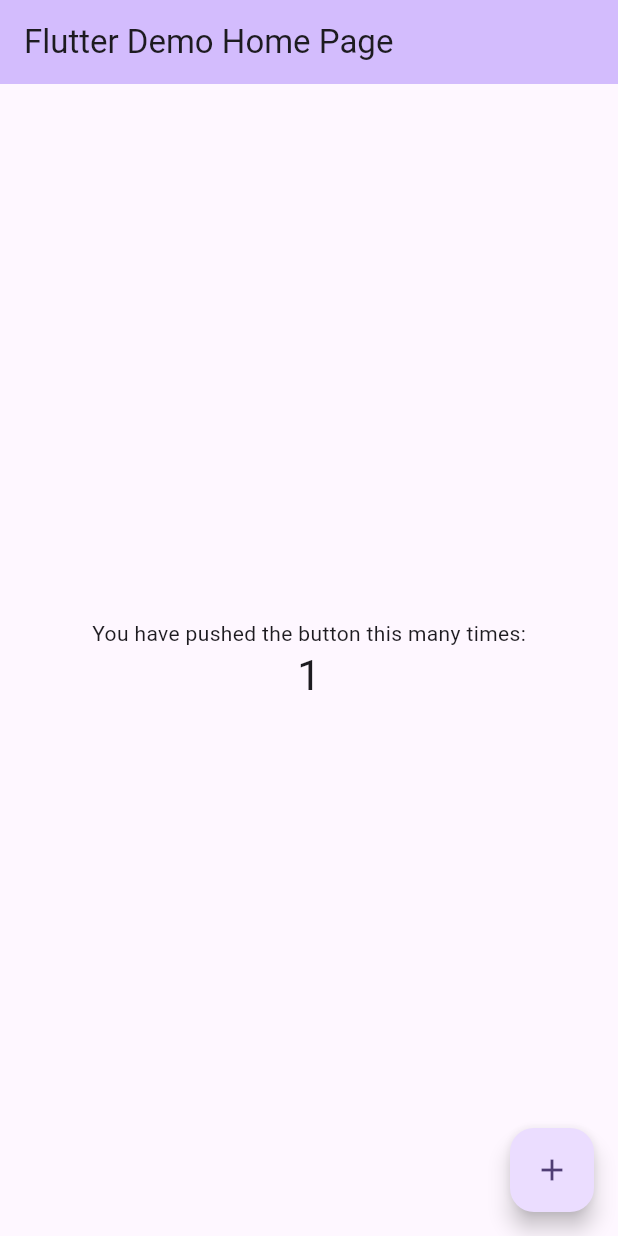
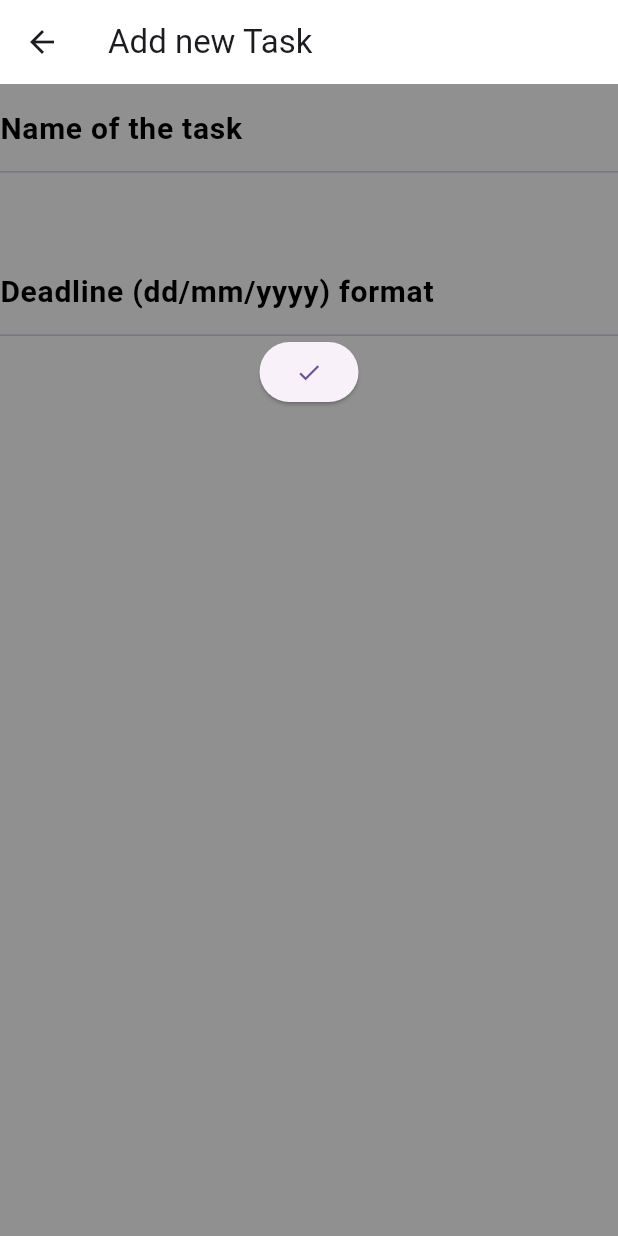
Before and after one commit to VasantatiChitraksh/App-Development, a Flutter app: the screen it shows after launch, after a tap on the "add" icon, on a phone screen of 412 x 824 dp. Run offline on Flutter 3.47's test engine with Material 3 defaults, Android fonts, the phone set to English and light mode, and no system bars; our stand-ins replace cloud_firestore, firebase_core; accounts and stored records are empty.

Commit message:
Updated Demo

```diff
--- /dev/null
+++ b/tasks/lib/form.dart
@@ -0,0 +1,78 @@
+import 'package:flutter/foundation.dart';
+import 'package:flutter/material.dart';
+import 'package:flutter/widgets.dart';
+import 'package:cloud_firestore/cloud_firestore.dart';
+
+class form extends StatelessWidget {
+  const form({super.key});
+
+  @override
+  Widget build(BuildContext context) {
+    final TextEditingController _tasknameController = TextEditingController();
+    final FirebaseFirestore _firestore = FirebaseFirestore.instance;
+    final TextEditingController _dateController = TextEditingController();
+
+    Future<void> _saveTasks(String taskname, String date) async {
+      print('Saving task: $taskname with date: $date');
+      try {
+        await _firestore
+            .collection('tasks')
+            .add({'taskname': taskname, 'date': date});
+        print("Data Saved");
+      } catch (e) {
+        print("Error Occurred $e");
+      }
+    }
+
+    return Scaffold(
+      backgroundColor: const Color.fromARGB(255, 144, 144, 144),
+      appBar: AppBar(
+        title: Text("Add new Task"),
+        backgroundColor: Colors.white,
+      ),
+      body: Stack(
+        children: [
+          SingleChildScrollView(
+            child: Column(
+              children: [
+                TextField(
+                  controller: _tasknameController,
+                  style: const TextStyle(color: Colors.black),
+                  decoration: InputDecoration(
+                      label: Text("Name of the task"),
+                      labelStyle: TextStyle(
+                          color: Colors.black,
+                          fontSize: 20,
+                          fontWeight: FontWeight.bold)),
+                ),
+                SizedBox(
+                  height: 50,
+                ),
+                TextField(
+                  controller: _dateController,
+                  style: const TextStyle(color: Colors.black),
+                  decoration: InputDecoration(
+                      label: Text("Deadline (dd/mm/yyyy) format"),
+                      labelStyle: TextStyle(
+                          color: Colors.black,
+                          fontSize: 20,
+                          fontWeight: FontWeight.bold)),
+                ),
+                ElevatedButton(
+                  onPressed: () async {
+                    await _saveTasks(
+                        _tasknameController.text, _dateController.text);
+                    ScaffoldMessenger.of(context).showSnackBar(const SnackBar(
+                        content: Text("Data Saved Successfully")));
+                    Navigator.pushNamed(context, '/tasks');
+                  },
+                  child: Icon(Icons.check),
+                ),
+              ],
+            ),
+          )
+        ],
+      ),
+    );
+  }
+}
--- a/tasks/lib/main.dart
+++ b/tasks/lib/main.dart
@@ -1,130 +1,36 @@
 import 'package:firebase_core/firebase_core.dart';
 import 'package:flutter/material.dart';
 import 'package:tasks/firebase_options.dart';
+import 'package:tasks/task.dart';
+import 'package:tasks/form.dart';
 
-Future<void> main() async {
-  await Firebase.initializeApp(
-    options: DefaultFirebaseOptions.currentPlatform,
-  );
-  runApp(const MyApp());
+void main() async {
+  WidgetsFlutterBinding.ensureInitialized();
+  try {
+    await Firebase.initializeApp(
+        options: DefaultFirebaseOptions.currentPlatform);
+  } finally {
+    runApp(const MyApp());
+  }
 }
 
 class MyApp extends StatelessWidget {
   const MyApp({super.key});
 
-  // This widget is the root of your application.
   @override
   Widget build(BuildContext context) {
     return MaterialApp(
       title: 'Flutter Demo',
+      debugShowCheckedModeBanner: false,
       theme: ThemeData(
-        // This is the theme of your application.
-        //
-        // TRY THIS: Try running your application with "flutter run". You'll see
-        // the application has a purple toolbar. Then, without quitting the app,
-        // try changing the seedColor in the colorScheme below to Colors.green
-        // and then invoke "hot reload" (save your changes or press the "hot
-        // reload" button in a Flutter-supported IDE, or press "r" if you used
-        // the command line to start the app).
-        //
-        // Notice that the counter didn't reset back to zero; the application
-        // state is not lost during the reload. To reset the state, use hot
-        // restart instead.
-        //
-        // This works for code too, not just values: Most code changes can be
-        // tested with just a hot reload.
         colorScheme: ColorScheme.fromSeed(seedColor: Colors.deepPurple),
         useMaterial3: true,
       ),
-      home: const MyHomePage(title: 'Flutter Demo Home Page'),
+      initialRoute: '/tasks',
+      routes: {
+        '/tasks': (BuildContext context) => const Task(),
+        '/form': (BuildContext context) => const form(),
+      },
     );
   }
 }
-
-class MyHomePage extends StatefulWidget {
-  const MyHomePage({super.key, required this.title});
-
-  // This widget is the home page of your application. It is stateful, meaning
-  // that it has a State object (defined below) that contains fields that affect
-  // how it looks.
-
-  // This class is the configuration for the state. It holds the values (in this
-  // case the title) provided by the parent (in this case the App widget) and
-  // used by the build method of the State. Fields in a Widget subclass are
-  // always marked "final".
-
-  final String title;
-
-  @override
-  State<MyHomePage> createState() => _MyHomePageState();
-}
-
-class _MyHomePageState extends State<MyHomePage> {
-  int _counter = 0;
-
-  void _incrementCounter() {
-    setState(() {
-      // This call to setState tells the Flutter framework that something has
-      // changed in this State, which causes it to rerun the build method below
-      // so that the display can reflect the updated values. If we changed
-      // _counter without calling setState(), then the build method would not be
-      // called again, and so nothing would appear to happen.
-      _counter++;
-    });
-  }
-
-  @override
-  Widget build(BuildContext context) {
-    // This method is rerun every time setState is called, for instance as done
-    // by the _incrementCounter method above.
-    //
-    // The Flutter framework has been optimized to make rerunning build methods
-    // fast, so that you can just rebuild anything that needs updating rather
-    // than having to individually change instances of widgets.
-    return Scaffold(
-      appBar: AppBar(
-        // TRY THIS: Try changing the color here to a specific color (to
-        // Colors.amber, perhaps?) and trigger a hot reload to see the AppBar
-        // change color while the other colors stay the same.
-        backgroundColor: Theme.of(context).colorScheme.inversePrimary,
-        // Here we take the value from the MyHomePage object that was created by
-        // the App.build method, and use it to set our appbar title.
-        title: Text(widget.title),
-      ),
-      body: Center(
-        // Center is a layout widget. It takes a single child and positions it
-        // in the middle of the parent.
-        child: Column(
-          // Column is also a layout widget. It takes a list of children and
-          // arranges them vertically. By default, it sizes itself to fit its
-          // children horizontally, and tries to be as tall as its parent.
-          //
-          // Column has various properties to control how it sizes itself and
-          // how it positions its children. Here we use mainAxisAlignment to
-          // center the children vertically; the main axis here is the vertical
-          // axis because Columns are vertical (the cross axis would be
-          // horizontal).
-          //
-          // TRY THIS: Invoke "debug painting" (choose the "Toggle Debug Paint"
-          // action in the IDE, or press "p" in the console), to see the
-          // wireframe for each widget.
-          mainAxisAlignment: MainAxisAlignment.center,
-          children: <Widget>[
-            const Text(
-              'You have pushed the button this many times:',
-            ),
-            Text(
-              '$_counter',
-              style: Theme.of(context).textTheme.headlineMedium,
-            ),
-          ],
-        ),
-      ),
-      floatingActionButton: FloatingActionButton(
-        onPressed: _incrementCounter,
-        tooltip: 'Increment',
-        child: const Icon(Icons.add),
-      ), // This trailing comma makes auto-formatting nicer for build methods.
-    );
-  }
-}
--- /dev/null
+++ b/tasks/lib/task.dart
@@ -0,0 +1,123 @@
+import 'package:cloud_firestore/cloud_firestore.dart';
+import 'package:flutter/material.dart';
+
+class Task extends StatefulWidget {
+  const Task({super.key});
+
+  @override
+  _TaskState createState() => _TaskState();
+}
+
+class _TaskState extends State<Task> {
+  List<Map<String, String>> tasks = [];
+  bool isLoading = true;
+
+  @override
+  void initState() {
+    super.initState();
+    getTasks();
+  }
+
+  Future<void> getTasks() async {
+    CollectionReference tasksCollection =
+        FirebaseFirestore.instance.collection('tasks');
+    QuerySnapshot querySnapshot = await tasksCollection.get();
+
+    List<Map<String, String>> tempTasks = [];
+    for (var doc in querySnapshot.docs) {
+      String name = doc.get('taskname');
+      String date = doc.get('date');
+      tempTasks.add({name: date});
+    }
+
+    setState(() {
+      tasks = tempTasks;
+      isLoading = false;
+    });
+  }
+
+  Future<void> deleteTask(String name) async {
+    CollectionReference tasksCollection =
+        FirebaseFirestore.instance.collection('tasks');
+
+    QuerySnapshot snapshot =
+        await tasksCollection.where('taskname', isEqualTo: name).get();
+    for (var doc in snapshot.docs) {
+      await tasksCollection.doc(doc.id).delete();
+    }
+
+    setState(() {
+      tasks.removeWhere((task) => task.keys.first == name);
+    });
+  }
+
+  @override
+  Widget build(BuildContext context) {
+    return Scaffold(
+      backgroundColor: const Color.fromARGB(2, 195, 191, 191),
+      appBar: AppBar(
+        title: const Text(
+          "Tasks",
+          style: TextStyle(
+            color: Colors.black,
+            fontSize: 15,
+            fontWeight: FontWeight.w500,
+          ),
+        ),
+      ),
+      body: Column(
+        children: [
+          // Use Expanded to ensure ListView takes the available space
+          Expanded(
+            child: tasks.isEmpty
+                ? const Center(child: CircularProgressIndicator())
+                : ListView.builder(
+                    itemCount: tasks.length,
+                    itemBuilder: (context, index) {
+                      Map<String, String> task = tasks[index];
+                      return Card(
+                        color: Colors.white,
+                        margin: const EdgeInsets.symmetric(
+                            vertical: 10.0, horizontal: 16.0),
+                        child: Column(
+                          mainAxisAlignment: MainAxisAlignment.center,
+                          children: [
+                            Text(
+                              'Taskname: ${task.keys.first}',
+                              style: const TextStyle(
+                                fontSize: 30,
+                                fontWeight: FontWeight.bold,
+                              ),
+                            ),
+                            Text('Deadline: ${task.values.first}'),
+                            const SizedBox(height: 10),
+                            FloatingActionButton.extended(
+                              label: const Text("Delete"),
+                              backgroundColor: Colors.red,
+                              icon: const Icon(Icons.delete),
+                              onPressed: () => deleteTask(task.keys.first),
+                            ),
+                          ],
+                        ),
+                      );
+                    },
+                  ),
+          ),
+          Align(
+            alignment: Alignment.bottomRight,
+            child: Padding(
+              padding: const EdgeInsets.all(16.0),
+              child: FloatingActionButton.extended(
+                onPressed: () {
+                  Navigator.pushNamed(context, '/form');
+                },
+                label: const Text(""),
+                icon: const Icon(Icons.add),
+              ),
+            ),
+          ),
+        ],
+      ),
+    );
+  }
+}
--- a/tasks/pubspec.yaml
+++ b/tasks/pubspec.yaml
@@ -30,6 +30,9 @@ environment:
 dependencies:
   flutter:
     sdk: flutter
+  firebase_database: ^11.0.4
+  cloud_firestore: ^5.2.1
+  firebase_storage: ^12.1.3
 
 
   # The following adds the Cupertino Icons font to your application.
```
Also changed, not shown: tasks/pubspec.lock, 4 other files.
